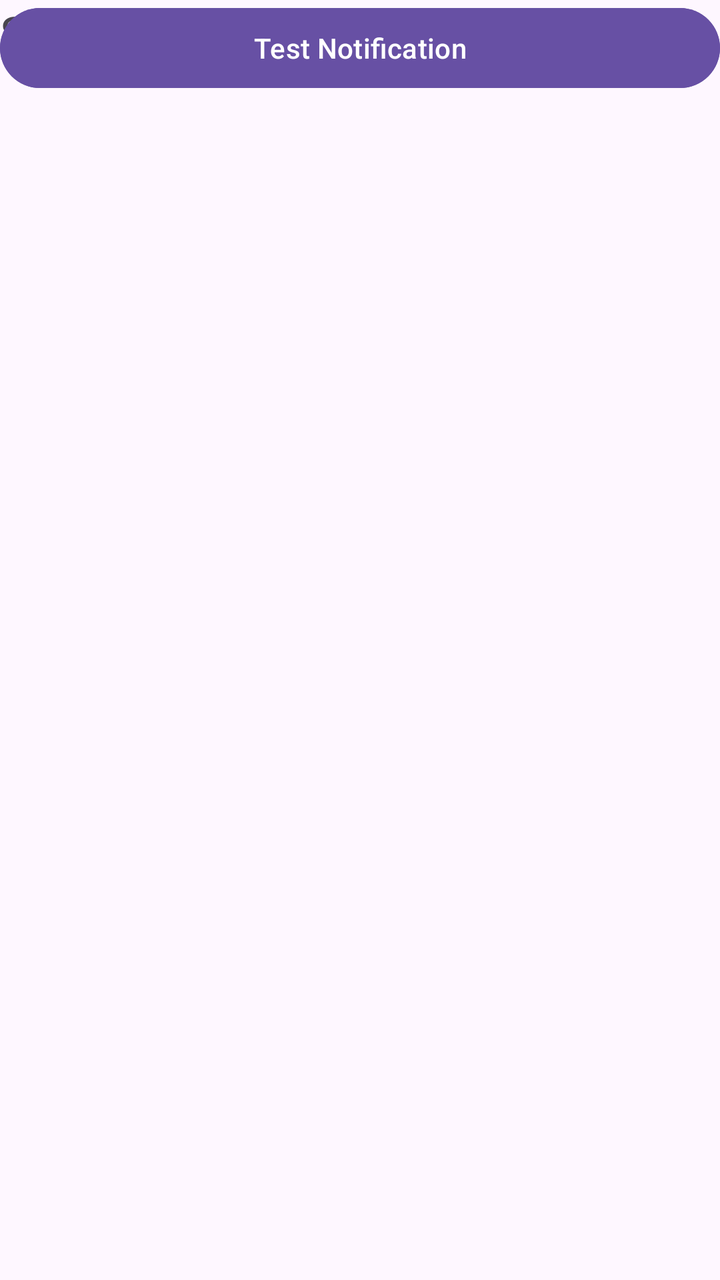
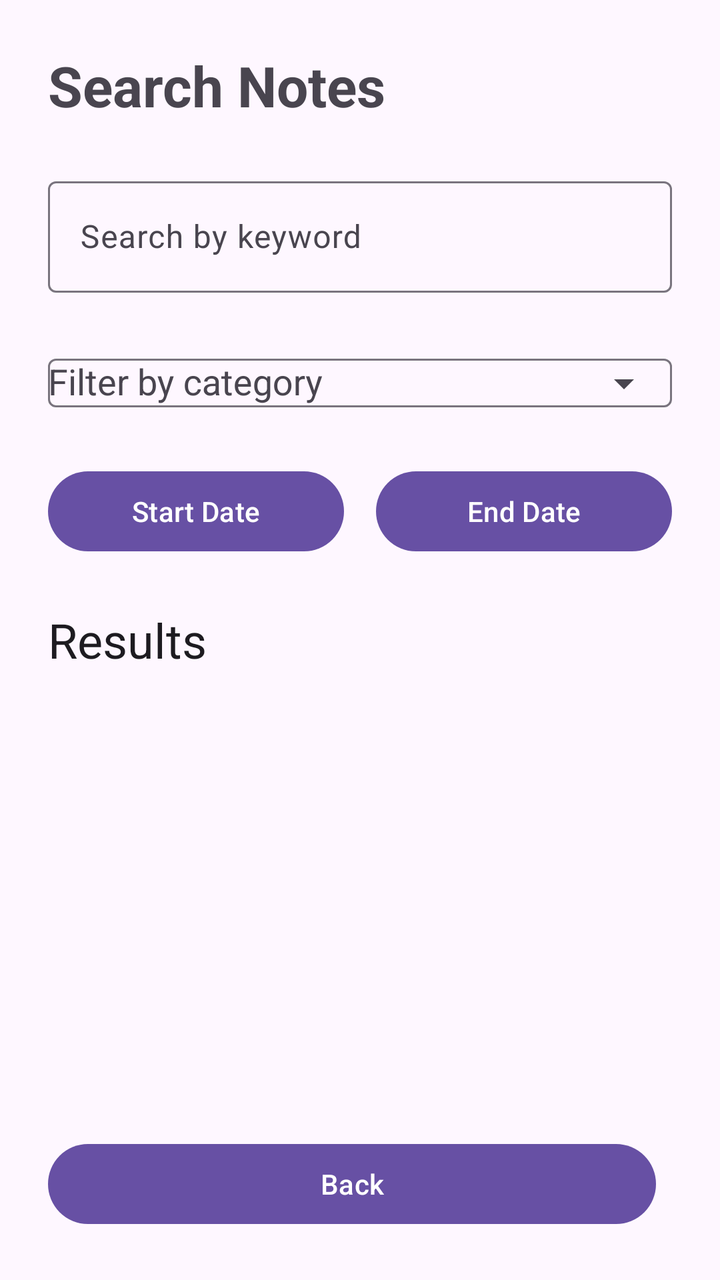

The first picture is an Android layout as it rendered before a commit; the second is the same layout after the commit. The layout source and the unified diff follow.
<!-- AndroidManifest.xml: application theme Theme.D424 -->
<!-- res/layout/activity_search.xml -->
<?xml version="1.0" encoding="utf-8"?>

<androidx.constraintlayout.widget.ConstraintLayout xmlns:android="http://schemas.android.com/apk/res/android"
    android:layout_width="match_parent"
    android:layout_height="match_parent"
    android:id="@+id/search">

    <TextView
        android:layout_width="match_parent"
        android:layout_height="match_parent"
        android:textSize="24dp"
        android:text="Search page" />

    <com.google.android.material.button.MaterialButton
        android:layout_width="match_parent"
        android:layout_height="48dp"
        android:id="@+id/btn_back"
        android:text="Back"
        />

    <com.google.android.material.button.MaterialButton
        android:layout_width="match_parent"
        android:layout_height="48dp"
        android:id="@+id/btn_test_notification"
        android:text="Test Notification"
        />

</androidx.constraintlayout.widget.ConstraintLayout>
<!-- resources referenced by this layout -->
<resources>
  <style name="Theme.D424" parent="Base.Theme.D424" />
  <style name="Base.Theme.D424" parent="Theme.Material3.DayNight.NoActionBar">
          
          
      </style>
</resources>

<!-- the commit's change to res/layout/activity_search.xml (unified diff, before → after) -->
@@ -1,28 +1,192 @@
 <?xml version="1.0" encoding="utf-8"?>
 
-<androidx.constraintlayout.widget.ConstraintLayout xmlns:android="http://schemas.android.com/apk/res/android"
+<androidx.constraintlayout.widget.ConstraintLayout
+    xmlns:android="http://schemas.android.com/apk/res/android"
+    xmlns:app="http://schemas.android.com/apk/res-auto"
+    xmlns:tools="http://schemas.android.com/tools"
+    android:id="@+id/search"
     android:layout_width="match_parent"
     android:layout_height="match_parent"
-    android:id="@+id/search">
+    android:padding="24dp"
+    tools:context=".ui.SearchActivity">
 
     <TextView
-        android:layout_width="match_parent"
-        android:layout_height="match_parent"
-        android:textSize="24dp"
-        android:text="Search page" />
+        android:id="@+id/txtSearchTitle"
+        android:layout_width="0dp"
+        android:layout_height="wrap_content"
+        android:text="Search Notes"
+        android:textSize="28sp"
+        android:textStyle="bold"
+        app:layout_constraintTop_toTopOf="parent"
+        app:layout_constraintStart_toStartOf="parent"
+        app:layout_constraintEnd_toEndOf="parent" />
 
-    <com.google.android.material.button.MaterialButton
-        android:layout_width="match_parent"
-        android:layout_height="48dp"
-        android:id="@+id/btn_back"
-        android:text="Back"
-        />
+    <com.google.android.material.textfield.TextInputLayout
+        android:id="@+id/searchKeywordLayout"
+        android:layout_width="0dp"
+        android:layout_height="wrap_content"
+        android:layout_marginTop="24dp"
+        android:hint="Search by keyword"
+        app:boxBackgroundMode="outline"
+        app:layout_constraintTop_toBottomOf="@id/txtSearchTitle"
+        app:layout_constraintStart_toStartOf="parent"
+        app:layout_constraintEnd_toEndOf="parent">
 
-    <com.google.android.material.button.MaterialButton
-        android:layout_width="match_parent"
-        android:layout_height="48dp"
-        android:id="@+id/btn_test_notification"
-        android:text="Test Notification"
-        />
+        <com.google.android.material.textfield.TextInputEditText
+            android:id="@+id/editSearchKeyword"
+            android:layout_width="match_parent"
+            android:layout_height="wrap_content"
+            android:inputType="text" />
+
+    </com.google.android.material.textfield.TextInputLayout>
+
+    <com.google.android.material.textfield.TextInputLayout
+        android:id="@+id/searchCategoryLayout"
+        android:layout_width="0dp"
+        android:layout_height="wrap_content"
+        android:layout_marginTop="16dp"
+        android:hint="Filter by category"
+        app:boxBackgroundMode="outline"
+        app:endIconMode="dropdown_menu"
+        app:layout_constraintTop_toBottomOf="@id/searchKeywordLayout"
+        app:layout_constraintStart_toStartOf="parent"
+        app:layout_constraintEnd_toEndOf="parent">
+
+        <AutoCompleteTextView
+            android:id="@+id/dropdownSearchCategory"
+            android:layout_width="match_parent"
+            android:layout_height="wrap_content"
+            android:inputType="none" />
+
+    </com.google.android.material.textfield.TextInputLayout>
+
+    <LinearLayout
+        android:id="@+id/dateButtonRow"
+        android:layout_width="0dp"
+        android:layout_height="wrap_content"
+        android:layout_marginTop="16dp"
+        android:orientation="horizontal"
+        android:weightSum="2"
+        app:layout_constraintTop_toBottomOf="@id/searchCategoryLayout"
+        app:layout_constraintStart_toStartOf="parent"
+        app:layout_constraintEnd_toEndOf="parent">
+
+        <com.google.android.material.button.MaterialButton
+            android:id="@+id/btnStartDate"
+            android:layout_width="0dp"
+            android:layout_height="wrap_content"
+            android:layout_marginEnd="8dp"
+            android:layout_weight="1"
+            android:text="Start Date" />
+
+        <com.google.android.material.button.MaterialButton
+            android:id="@+id/btnEndDate"
+            android:layout_width="0dp"
+            android:layout_height="wrap_content"
+            android:layout_marginStart="8dp"
+            android:layout_weight="1"
+            android:text="End Date" />
+
+    </LinearLayout>
+
+
+
+
+
+
+
+
+
+
+
+
+    <TextView
+        android:id="@+id/txtSearchResultsTitle"
+        android:layout_width="0dp"
+        android:layout_height="wrap_content"
+        android:layout_marginTop="24dp"
+        android:text="Results"
+        android:textAppearance="?attr/textAppearanceHeadlineSmall"
+        app:layout_constraintTop_toBottomOf="@id/dateButtonRow"
+        app:layout_constraintStart_toStartOf="parent"
+        app:layout_constraintEnd_toEndOf="parent" />
+
+    <androidx.recyclerview.widget.RecyclerView
+        android:id="@+id/recyclerSearchResults"
+        android:layout_width="0dp"
+        android:layout_height="0dp"
+        android:layout_marginTop="12dp"
+        android:clipToPadding="false"
+        android:paddingBottom="12dp"
+        app:layout_constraintTop_toBottomOf="@id/txtSearchResultsTitle"
+        app:layout_constraintBottom_toTopOf="@id/bottomButtonRow"
+        app:layout_constraintStart_toStartOf="parent"
+        app:layout_constraintEnd_toEndOf="parent"
+        tools:listitem="@layout/recent_note_item" />
+
+    <LinearLayout
+        android:id="@+id/bottomButtonRow"
+        android:layout_width="0dp"
+        android:layout_height="wrap_content"
+        android:orientation="horizontal"
+        android:weightSum="2"
+        app:layout_constraintBottom_toBottomOf="parent"
+        app:layout_constraintStart_toStartOf="parent"
+        app:layout_constraintEnd_toEndOf="parent">
+
+        <com.google.android.material.button.MaterialButton
+            android:id="@+id/btn_back"
+            android:layout_width="0dp"
+            android:layout_height="wrap_content"
+            android:layout_marginEnd="8dp"
+            android:layout_weight="2"
+            android:text="Back" />
+
+
+
+
+
+
+
+
+
+    </LinearLayout>
 
 </androidx.constraintlayout.widget.ConstraintLayout>
+<!-- res/layout/recent_note_item.xml (included above) -->
+<?xml version="1.0" encoding="utf-8"?>
+
+<com.google.android.material.card.MaterialCardView
+    xmlns:android="http://schemas.android.com/apk/res/android"
+    xmlns:app="http://schemas.android.com/apk/res-auto"
+    android:layout_width="match_parent"
+    android:layout_height="wrap_content"
+    android:layout_marginBottom="12dp"
+    app:cardCornerRadius="14dp"
+    app:cardElevation="3dp">
+
+    <LinearLayout
+        android:layout_width="match_parent"
+        android:layout_height="wrap_content"
+        android:orientation="vertical"
+        android:padding="14dp">
+
+        <TextView
+            android:id="@+id/txtNoteCategory"
+            android:layout_width="wrap_content"
+            android:layout_height="wrap_content"
+            android:textStyle="bold"
+            android:text="Category" />
+
+        <TextView
+            android:id="@+id/txtNotePreview"
+            android:layout_width="match_parent"
+            android:layout_height="wrap_content"
+            android:layout_marginTop="6dp"
+            android:maxLines="2"
+            android:ellipsize="end"
+            android:text="Note preview..." />
+
+    </LinearLayout>
+
+</com.google.android.material.card.MaterialCardView>
